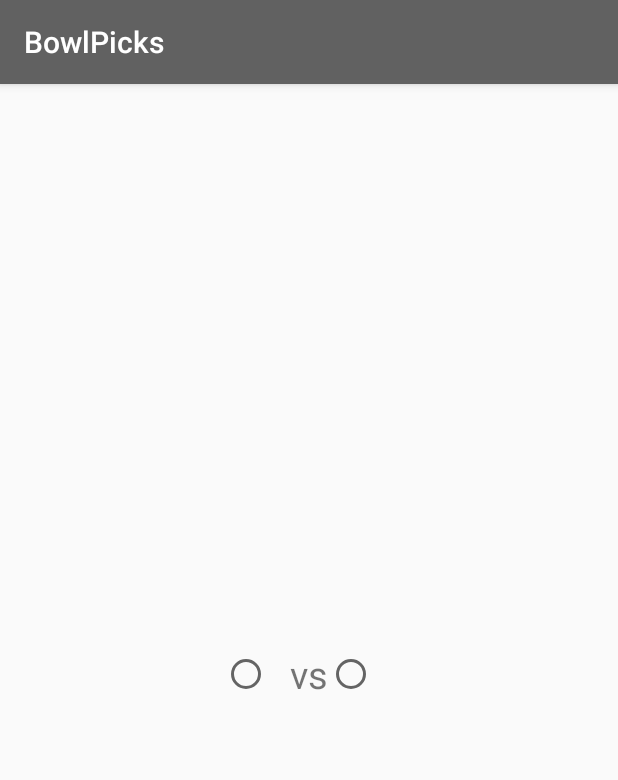
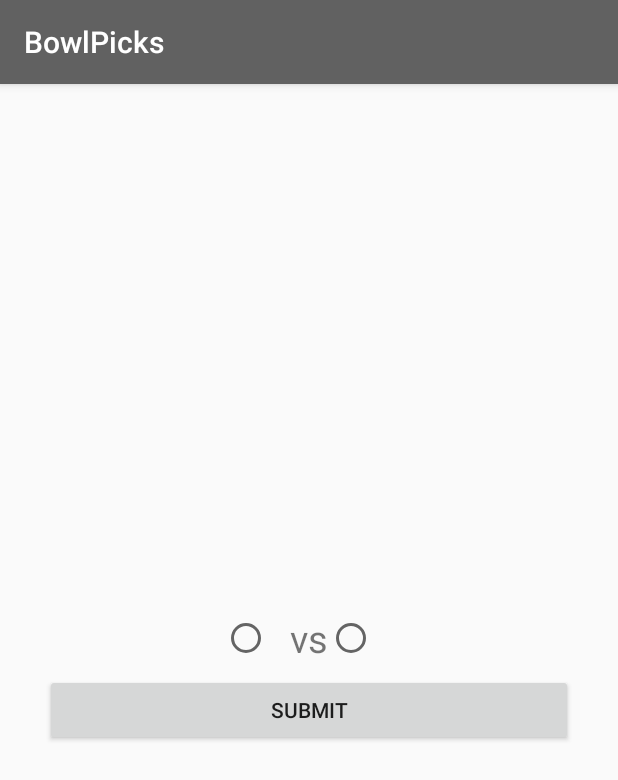
Before and after one commit to zackerydev/BowlPicks, an Android app: the HomeActivity screen opened directly, with no data from a screen before it, on a phone screen of 412 x 824 dp. Shown: the top 780 px of the screen. Run offline under Robolectric (Android 15) with nearby library versions, the phone set to English and light mode, and no system bars; our stand-ins replace Firebase (no records; nobody signed in at launch, a user with empty details on screens opened directly); 6 statements that could not run were skipped.

Commit message:
Dynamic pick list and show all
Add dynamic picks and list of all picks

```diff
--- a/BowlPicks/app/build.gradle
+++ b/BowlPicks/app/build.gradle
@@ -38,4 +38,5 @@ dependencies {
 
 
 
+
 apply plugin: 'com.google.gms.google-services'
--- a/BowlPicks/app/src/main/AndroidManifest.xml
+++ b/BowlPicks/app/src/main/AndroidManifest.xml
@@ -25,7 +25,8 @@
         </activity>
         <activity android:name=".SignUpActivity" />
         <activity android:name=".LoginActivity" />
-        <activity android:name=".HomeActivity"></activity>
+        <activity android:name=".HomeActivity" />
+        <activity android:name=".DashboardActivity"></activity>
     </application>
 
 </manifest>
--- a/BowlPicks/app/src/main/java/com/zgriesinger/bowlpicks/HomeActivity.java
+++ b/BowlPicks/app/src/main/java/com/zgriesinger/bowlpicks/HomeActivity.java
@@ -1,17 +1,23 @@
 package com.zgriesinger.bowlpicks;
 
 import android.app.ActionBar;
+import android.content.Intent;
+import android.graphics.Color;
 import android.support.constraint.ConstraintLayout;
 import android.support.v7.app.AppCompatActivity;
 import android.os.Bundle;
 import android.util.Log;
 import android.view.Gravity;
+import android.view.View;
 import android.view.ViewGroup;
+import android.widget.Button;
 import android.widget.LinearLayout;
 import android.widget.RadioButton;
 import android.widget.RadioGroup;
 import android.widget.TextView;
 
+import com.google.firebase.auth.FirebaseAuth;
+import com.google.firebase.auth.FirebaseUser;
 import com.google.firebase.database.DataSnapshot;
 import com.google.firebase.database.DatabaseError;
 import com.google.firebase.database.DatabaseReference;
@@ -24,24 +30,26 @@ import java.util.ArrayList;
 import java.util.Collections;
 import java.util.Map;
 
-
 public class HomeActivity extends AppCompatActivity {
     private static final String TAG = "MainActivity";
+    public void showDashboard() {
+        Intent intent = new Intent(this, DashboardActivity.class);
+        startActivity(intent);
+    }
+    public void submitPicks(ArrayList<String> pickList) {
+        FirebaseAuth mAuth = FirebaseAuth.getInstance();
+        FirebaseUser user = mAuth.getCurrentUser();
+        DatabaseReference database = FirebaseDatabase.getInstance().getReference();
+        database.child("Users").child(user.getUid()).child("picks").setValue(pickList);
+
+        showDashboard();
+    }
 
     public void displayPickList(ArrayList<Game> bowlGames) {
         ConstraintLayout layout = (ConstraintLayout) findViewById(R.id.home);
-
         Collections.sort(bowlGames);
 
-        layout.removeAllViews();
-        layout.removeAllViewsInLayout();
-        LinearLayout outerLL = new LinearLayout(this);
-        outerLL.setOrientation(LinearLayout.VERTICAL);
-        outerLL.setLayoutParams(new LinearLayout.LayoutParams(LinearLayout.LayoutParams.MATCH_PARENT, LinearLayout.LayoutParams.MATCH_PARENT));
-        outerLL.setPadding(30,30,30,30);
-        outerLL.setGravity(Gravity.CENTER);
-
-        layout.addView(outerLL);
+        LinearLayout outerLL = (LinearLayout)findViewById(R.id.picks);
 
         for(int i = 0; i < bowlGames.size(); i++) {
             TextView bowlName = new TextView(this);
@@ -62,6 +70,7 @@ public class HomeActivity extends AppCompatActivity {
                     ViewGroup.LayoutParams.WRAP_CONTENT,
                     ViewGroup.LayoutParams.MATCH_PARENT
             ));
+            radioG.setId(100+i);
             radioG.setOrientation(RadioGroup.HORIZONTAL);
 
             RadioButton homeTeam = new RadioButton(this);
@@ -69,6 +78,7 @@ public class HomeActivity extends AppCompatActivity {
                     ViewGroup.LayoutParams.WRAP_CONTENT,
                     ViewGroup.LayoutParams.WRAP_CONTENT
             ));
+            homeTeam.setId(10 + i);
             homeTeam.setText(bowlGames.get(i).home);
             homeTeam.setTextSize(25);
             homeTeam.setPadding(10,10,10,10);
@@ -89,6 +99,7 @@ public class HomeActivity extends AppCompatActivity {
                     ViewGroup.LayoutParams.WRAP_CONTENT,
                     ViewGroup.LayoutParams.WRAP_CONTENT
             ));
+            awayTeam.setId(20 + i);
             awayTeam.setText(bowlGames.get(i).away);
             awayTeam.setTextSize(25);
             awayTeam.setPadding(10,10,10,10);
@@ -98,13 +109,42 @@ public class HomeActivity extends AppCompatActivity {
             outerLL.addView(innerLL);
 
         }
+
+        Button submit = new Button(this);
+        submit.setText(R.string.submit);
+        submit.setLayoutParams(new ViewGroup.LayoutParams(
+                ViewGroup.LayoutParams.MATCH_PARENT,
+                ViewGroup.LayoutParams.WRAP_CONTENT
+        ));
+        outerLL.addView(submit);
+
+        submit.setOnClickListener(new View.OnClickListener() {
+            public void onClick(View v) {
+                ArrayList<String> gameArray = new ArrayList();
+                for(int j = 0; j < 3; j++) {
+                    RadioGroup rg = (RadioGroup)findViewById(100 + j);
+                    RadioButton home = (RadioButton)findViewById(10 + j);
+                    RadioButton away = (RadioButton)findViewById(20 + j);
+                    if(home.isChecked()) {
+                        gameArray.add(home.getText().toString());
+                    } else if(away.isChecked()) {
+                        gameArray.add(away.getText().toString());
+                    } else {
+                        home.setTextColor(Color.parseColor("#FF0000"));
+                        away.setTextColor(Color.parseColor("#FF0000"));
+                    }
+                }
+                submitPicks(gameArray);
+            }
+        });
+
     }
 
 
     @Override
     protected void onCreate(Bundle savedInstanceState) {
+        setContentView(R.layout.activity_home);
         super.onCreate(savedInstanceState);
-        setContentView(R.layout.activity_home);
         final ArrayList<Game> bowlGames = new ArrayList();
 
         FirebaseDatabase database = FirebaseDatabase.getInstance();
--- a/BowlPicks/app/src/main/res/layout/activity_home.xml
+++ b/BowlPicks/app/src/main/res/layout/activity_home.xml
@@ -6,6 +6,17 @@
     android:layout_height="match_parent"
     tools:context="com.zgriesinger.bowlpicks.HomeActivity"
     android:id="@+id/home">
+        <LinearLayout
+            android:layout_width="match_parent"
+            android:layout_height="match_parent"
+            android:padding="30dp"
+            android:gravity="center"
+            android:orientation="vertical"
+            android:id="@+id/picks">
+
+
+
+        </LinearLayout>
 
         <!--<Button-->
             <!--android:layout_width="match_parent"-->
--- a/BowlPicks/app/src/main/res/values/strings.xml
+++ b/BowlPicks/app/src/main/res/values/strings.xml
@@ -29,6 +29,7 @@
     <string name="g2home">Team 3</string>
     <string name="g2away">Team 4</string>
 
+    <string name="submit">Submit</string>
 
 
 </resources>
```
Also changed, not shown: BowlPicks/app/src/main/java/com/zgriesinger/bowlpicks/DashboardActivity.java (added, +58 -0 lines), BowlPicks/app/src/main/java/com/zgriesinger/bowlpicks/User.java (added, +17 -0 lines), BowlPicks/app/src/main/res/layout/activity_dashboard.xml (added, +16 -0 lines), 3 other files.
